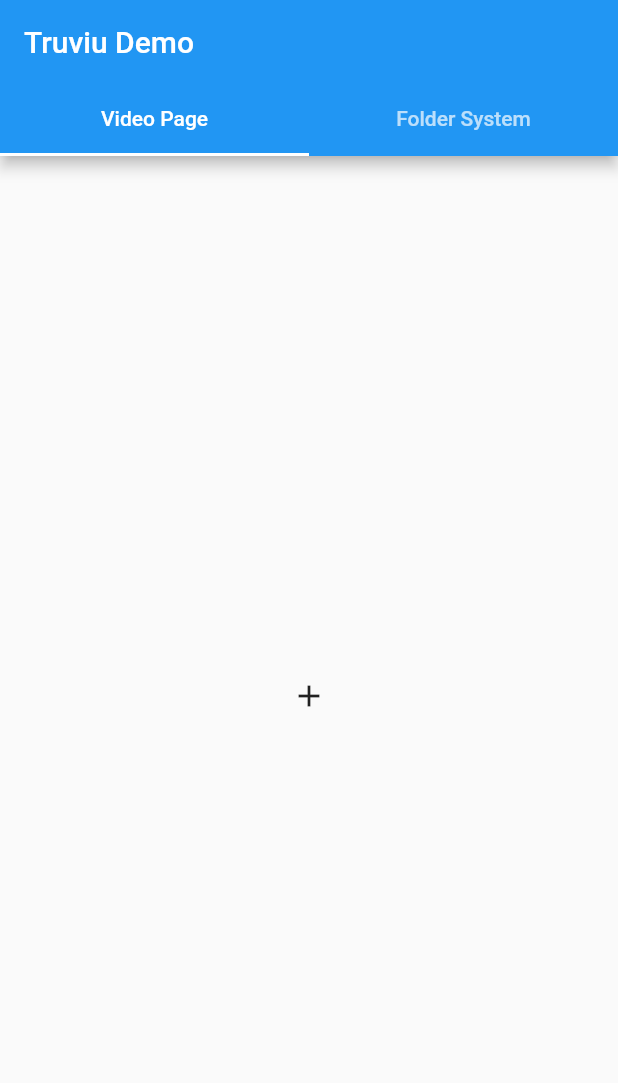
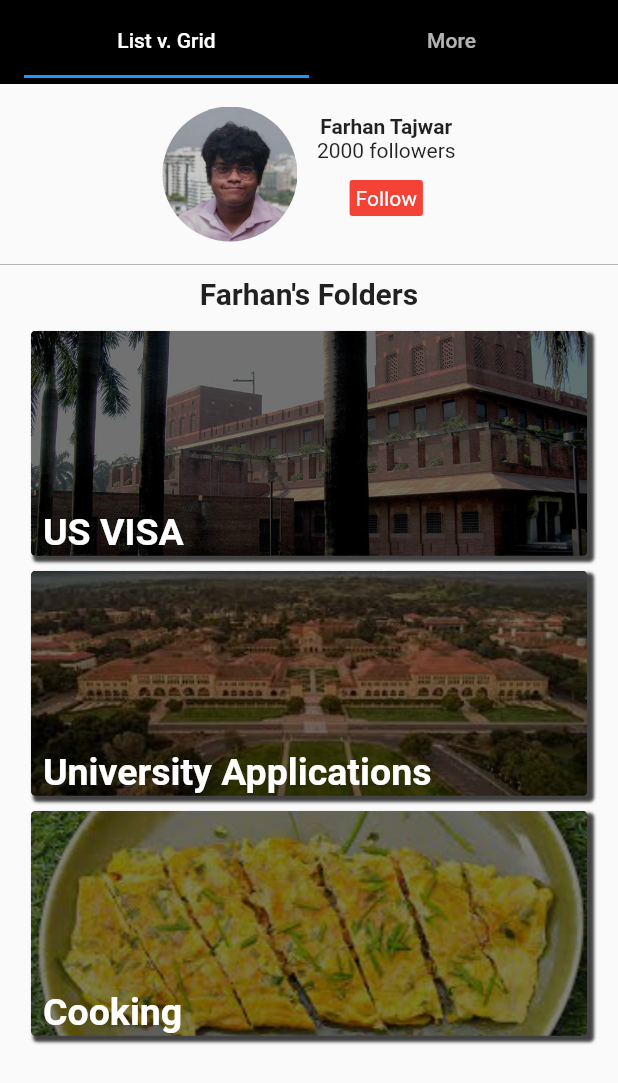
Before and after one commit to tajwarfarhan48/truviu-bvp, a Flutter app: the screen it shows after launch, on a phone screen of 412 x 824 dp. Shown: the top 1083 px of the screen. Run offline on Flutter 3.47's test engine with Material 2 defaults, Android fonts, the phone set to English and light mode, and no system bars.

Commit message:
created list view screen

```diff
--- a/truviu_bvp/lib/main.dart
+++ b/truviu_bvp/lib/main.dart
@@ -10,27 +10,173 @@ class TruviuApp extends StatelessWidget {
   @override
   Widget build(BuildContext context) {
     return MaterialApp(
+        debugShowCheckedModeBanner: false,
         title: "Truviu Demo",
         home: DefaultTabController(
             length: 2,
             child: Scaffold(
                 appBar: AppBar(
-            title: const Text("Truviu Demo"),
-            bottom: const TabBar(
-              tabs: [
-                Tab(text: 'Video Page'),
-                Tab(text: 'Folder System')
-              ]
-            )
+                    backgroundColor: Colors.black,
+                    elevation: 0,
+                    title: const TabBar(
+                        tabs: [Tab(text: 'List v. Grid'), Tab(text: 'More')])),
+                body: const TabBarView(children: [
+                  ListTruviu(),
+                  Center(child: Text("More coming soon"))
+                ]))));
+  }
+}
+
+class ListTruviu extends StatelessWidget {
+  const ListTruviu({Key? key}) : super(key: key);
+
+  @override
+  Widget build(BuildContext context) {
+    return Scaffold(
+        body: ListView(children: [
+      Column(children: const [UserInfo(), ListSection()])
+    ]));
+  }
+}
+
+class UserInfo extends StatelessWidget {
+  const UserInfo({Key? key}) : super(key: key);
+
+  @override
+  Widget build(BuildContext context) {
+    return Container(
+      padding: const EdgeInsets.symmetric(horizontal: 8, vertical: 15),
+      decoration: const BoxDecoration(
+          border: Border(bottom: BorderSide(width: 0.5, color: Colors.grey))),
+      child: Row(
+          mainAxisAlignment: MainAxisAlignment.center,
+          crossAxisAlignment: CrossAxisAlignment.center,
+          children: const [
+            ProfilePic(),
+            Padding(
+              padding: EdgeInsets.fromLTRB(13, 0, 0, 0),
+              child: UserInfoText(),
             ),
-          body: const TabBarView(
-            children: [
-              Icon(Icons.add),
-              Icon(Icons.abc)
-            ]
-          )
-        )
-      )
+          ]),
     );
   }
 }
+
+class ProfilePic extends StatelessWidget {
+  const ProfilePic({Key? key}) : super(key: key);
+
+  @override
+  Widget build(BuildContext context) {
+    return Container(
+        width: 90,
+        height: 90,
+        decoration: BoxDecoration(
+            image: DecorationImage(
+                image: const AssetImage('assets/images/profile_pic.jpeg'),
+                fit: BoxFit.cover,
+                colorFilter: ColorFilter.mode(
+                    Colors.black.withOpacity(0.2), BlendMode.darken)),
+            shape: BoxShape.circle));
+  }
+}
+
+class UserInfoText extends StatelessWidget {
+  const UserInfoText({Key? key}) : super(key: key);
+
+  @override
+  Widget build(BuildContext context) {
+    return Column(crossAxisAlignment: CrossAxisAlignment.center, children: [
+      Column(children: const [
+        Text("Farhan Tajwar", style: TextStyle(fontWeight: FontWeight.bold)),
+        Text("2000 followers")
+      ]),
+      Padding(
+        padding: const EdgeInsets.symmetric(vertical: 12),
+        child: Container(
+            padding: const EdgeInsets.all(4),
+            decoration: BoxDecoration(
+                color: Colors.red, borderRadius: BorderRadius.circular(2)),
+            child: const Text("Follow", style: TextStyle(color: Colors.white))),
+      )
+    ]);
+  }
+}
+
+class ListSection extends StatelessWidget {
+  const ListSection({Key? key}) : super(key: key);
+
+  @override
+  Widget build(BuildContext context) {
+    return SizedBox(
+      width: MediaQuery.of(context).size.width * 0.9,
+      child: Column(children: const [HeadingText(), TileList()]),
+    );
+  }
+}
+
+class HeadingText extends StatelessWidget {
+  const HeadingText({Key? key}) : super(key: key);
+
+  @override
+  Widget build(BuildContext context) {
+    return const Padding(
+        padding: EdgeInsets.all(8),
+        child: Text("Farhan's Folders",
+            style: TextStyle(fontWeight: FontWeight.bold, fontSize: 20)));
+  }
+}
+
+class TileList extends StatelessWidget {
+  const TileList({Key? key}) : super(key: key);
+
+  @override
+  Widget build(BuildContext context) {
+    return Column(children: const [
+      CustomTile('assets/images/us_visa.jpeg', 'US VISA'),
+      CustomTile('assets/images/uniapps.jpeg', 'University Applications'),
+      CustomTile('assets/images/cooking.jpeg', 'Cooking')
+    ]);
+  }
+}
+
+class CustomTile extends StatelessWidget {
+  final String _imgPath;
+  final String _text;
+
+  const CustomTile(this._imgPath, this._text, {Key? key}) : super(key: key);
+
+  @override
+  Widget build(BuildContext context) {
+    return Padding(
+        padding: const EdgeInsets.symmetric(vertical: 5),
+        child: Container(
+            width: 500,
+            height: 150,
+            decoration: BoxDecoration(
+              image: DecorationImage(
+                  image: AssetImage(_imgPath),
+                  fit: BoxFit.cover,
+                  colorFilter: ColorFilter.mode(
+                      Colors.black.withOpacity(0.5), BlendMode.darken)),
+              borderRadius: BorderRadius.circular(3),
+              boxShadow: [
+                BoxShadow(
+                    color: Colors.grey[800]!,
+                    blurRadius: 1,
+                    spreadRadius: 1,
+                    offset: const Offset(3, 3))
+              ],
+            ),
+            child: Align(
+                alignment: Alignment.bottomLeft,
+                child: Padding(
+                  padding:
+                      const EdgeInsets.symmetric(horizontal: 8, vertical: 1),
+                  child: Text(_text,
+                      style: const TextStyle(
+                          color: Colors.white,
+                          fontWeight: FontWeight.bold,
+                          fontSize: 25)),
+                ))));
+  }
+}
--- a/truviu_bvp/pubspec.yaml
+++ b/truviu_bvp/pubspec.yaml
@@ -58,8 +58,8 @@ flutter:
   uses-material-design: true
 
   # To add assets to your application, add an assets section, like this:
-  # assets:
-  #   - images/a_dot_burr.jpeg
+  assets:
+    - assets/images/
   #   - images/a_dot_ham.jpeg
 
   # An image asset can refer to one or more resolution-specific "variants", see
```
Also changed, not shown: truviu_bvp/assets/images/cooking.jpeg (added), truviu_bvp/assets/images/profile_pic.jpeg (added), truviu_bvp/assets/images/uniapps.jpeg (added), truviu_bvp/assets/images/us_visa.jpeg (added), 1 other file. Lines whose indentation alone changed are shown as unchanged.
